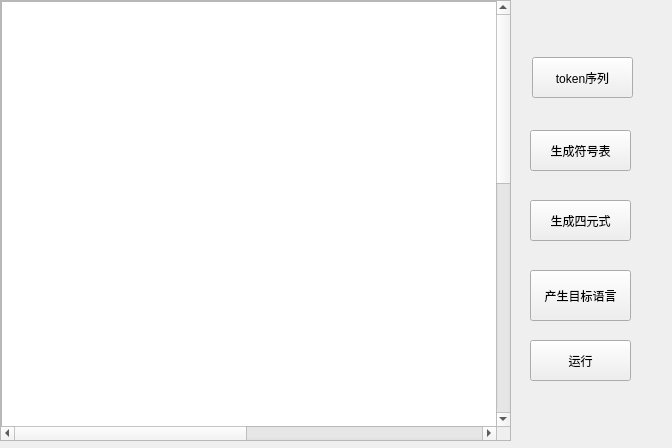
This is pl0compile/assembly.ui in Cjia7/bianyikeshe as Qt 5 draws it before an edit. The edited form follows.
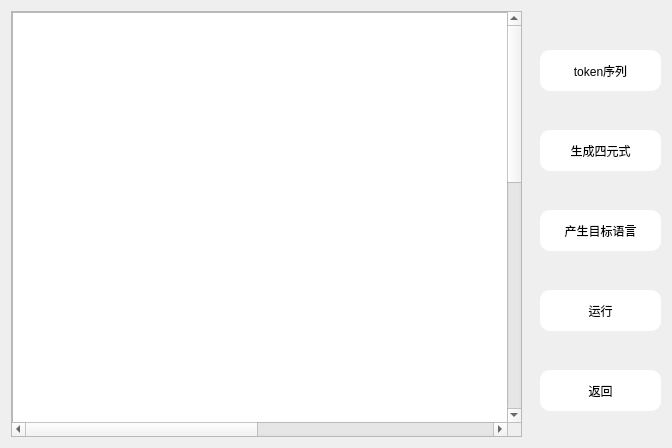
This is the edited form.

What changed in the file:
```diff
--- a/pl0compile/assembly.ui
+++ b/pl0compile/assembly.ui
@@ -13,28 +13,30 @@
   <property name="windowTitle">
    <string>Form</string>
   </property>
-  <widget class="QPushButton" name="pushButton">
-   <property name="geometry">
-    <rect>
-     <x>530</x>
-     <y>130</y>
-     <width>101</width>
-     <height>41</height>
-    </rect>
-   </property>
-   <property name="text">
-    <string>生成符号表</string>
-   </property>
-  </widget>
+  <property name="styleSheet">
+   <string notr="true">font: 11pt &quot;Microsoft JhengHei&quot;;
+color: rgb(20, 20, 20);</string>
+  </property>
   <widget class="QPushButton" name="pushButton_2">
+   <property name="enabled">
+    <bool>true</bool>
+   </property>
    <property name="geometry">
     <rect>
-     <x>530</x>
-     <y>270</y>
-     <width>101</width>
-     <height>51</height>
+     <x>540</x>
+     <y>210</y>
+     <width>121</width>
+     <height>41</height>
     </rect>
    </property>
+   <property name="styleSheet">
+    <string notr="true">QPushButton {
+    border-radius: 10px;
+	color: rgb(0, 0, 0);
+	font: 10pt &quot;黑体&quot;;
+	background-color: rgb(255, 255, 255);
+}</string>
+   </property>
    <property name="text">
     <string>产生目标语言</string>
    </property>
@@ -42,12 +44,20 @@
   <widget class="QPushButton" name="pushButton_3">
    <property name="geometry">
     <rect>
-     <x>530</x>
-     <y>200</y>
-     <width>101</width>
+     <x>540</x>
+     <y>130</y>
+     <width>121</width>
      <height>41</height>
     </rect>
    </property>
+   <property name="styleSheet">
+    <string notr="true">QPushButton {
+    border-radius: 10px;
+	color: rgb(0, 0, 0);
+	font: 10pt &quot;黑体&quot;;
+	background-color: rgb(255, 255, 255);
+}</string>
+   </property>
    <property name="text">
     <string>生成四元式</string>
    </property>
@@ -55,12 +65,20 @@
   <widget class="QPushButton" name="pushButton_4">
    <property name="geometry">
     <rect>
-     <x>530</x>
-     <y>340</y>
-     <width>101</width>
+     <x>540</x>
+     <y>290</y>
+     <width>121</width>
      <height>41</height>
     </rect>
    </property>
+   <property name="styleSheet">
+    <string notr="true">QPushButton {
+    border-radius: 10px;
+	color: rgb(0, 0, 0);
+	font: 10pt &quot;黑体&quot;;
+	background-color: rgb(255, 255, 255);
+}</string>
+   </property>
    <property name="text">
     <string>运行</string>
    </property>
@@ -68,10 +86,10 @@
   <widget class="QScrollArea" name="scrollArea">
    <property name="geometry">
     <rect>
-     <x>0</x>
-     <y>0</y>
+     <x>11</x>
+     <y>11</y>
      <width>511</width>
-     <height>441</height>
+     <height>426</height>
     </rect>
    </property>
    <property name="widgetResizable">
@@ -95,22 +113,69 @@
        <height>1000</height>
       </rect>
      </property>
+     <property name="styleSheet">
+      <string notr="true">font: 500 italic 11pt &quot;Source Code Pro&quot;;
+</string>
+     </property>
     </widget>
    </widget>
   </widget>
   <widget class="QPushButton" name="pushButton_5">
    <property name="geometry">
     <rect>
-     <x>532</x>
-     <y>57</y>
-     <width>101</width>
+     <x>540</x>
+     <y>50</y>
+     <width>121</width>
      <height>41</height>
     </rect>
    </property>
+   <property name="styleSheet">
+    <string notr="true">QPushButton {
+    border-radius: 10px;
+	color: rgb(0, 0, 0);
+	font: 11pt &quot;黑体&quot;;
+	background-color: rgb(255, 255, 255);
+}</string>
+   </property>
    <property name="text">
     <string>token序列</string>
    </property>
   </widget>
+  <widget class="QPushButton" name="pushButton">
+   <property name="geometry">
+    <rect>
+     <x>540</x>
+     <y>370</y>
+     <width>121</width>
+     <height>41</height>
+    </rect>
+   </property>
+   <property name="sizeIncrement">
+    <size>
+     <width>16</width>
+     <height>0</height>
+    </size>
+   </property>
+   <property name="styleSheet">
+    <string notr="true">QPushButton {
+    border-radius: 10px;
+	color: rgb(0, 0, 0);
+	font: 10pt &quot;黑体&quot;;
+	background-color: rgb(255, 255, 255);
+}
+</string>
+   </property>
+   <property name="text">
+    <string>返回</string>
+   </property>
+  </widget>
+  <zorder>pushButton_2</zorder>
+  <zorder>pushButton_3</zorder>
+  <zorder>pushButton_4</zorder>
+  <zorder>scrollArea</zorder>
+  <zorder>pushButton_5</zorder>
+  <zorder></zorder>
+  <zorder>pushButton</zorder>
  </widget>
  <resources/>
  <connections/>
```
